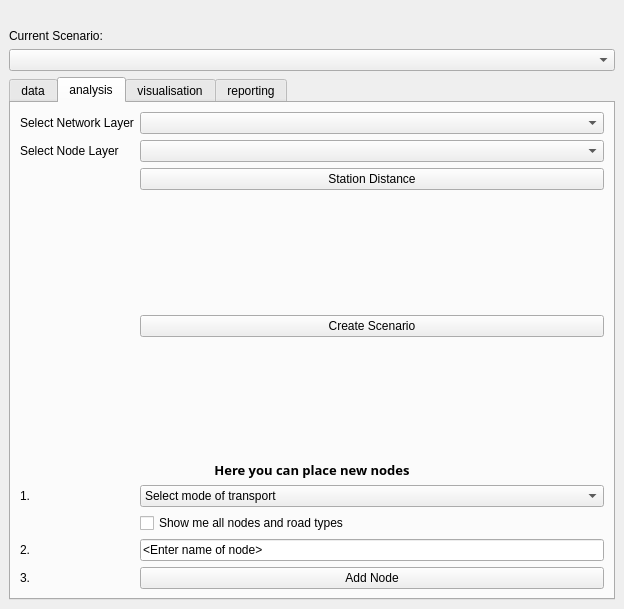
The window that PASCAL2/spatial_decision_dockwidget_base.ui (SimonGriffioen/GEO1005) describes before a commit, drawn with Qt 5.
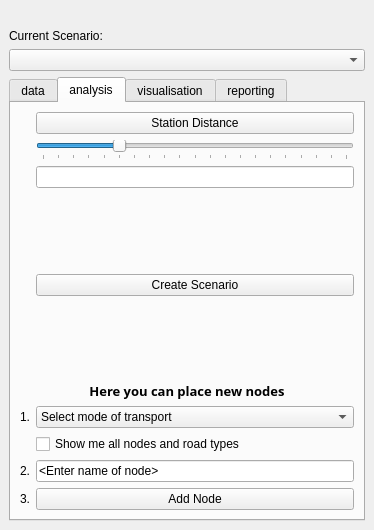
The same window after the commit. Icons and pictures are not drawn.

Commit message: slider distance to station

What changed in the file:
```diff
--- a/PASCAL2/spatial_decision_dockwidget_base.ui
+++ b/PASCAL2/spatial_decision_dockwidget_base.ui
@@ -6,8 +6,8 @@
    <rect>
     <x>0</x>
     <y>0</y>
-    <width>624</width>
-    <height>609</height>
+    <width>374</width>
+    <height>530</height>
    </rect>
   </property>
   <property name="windowTitle">
@@ -15,7 +15,14 @@
   </property>
   <widget class="QWidget" name="dockWidgetContents">
    <layout class="QGridLayout" name="gridLayout">
-    <item row="8" column="1">
+    <item row="3" column="1">
+     <widget class="QLabel" name="label_2">
+      <property name="text">
+       <string>Current Scenario:</string>
+      </property>
+     </widget>
+    </item>
+    <item row="10" column="1">
      <widget class="QTabWidget" name="sampleWidgets">
       <property name="currentIndex">
        <number>1</number>
@@ -24,7 +31,23 @@
        <attribute name="title">
         <string>data</string>
        </attribute>
-       <layout class="QVBoxLayout" name="verticalLayout_2" stretch="0">
+       <layout class="QVBoxLayout" name="verticalLayout_2" stretch="0,0,0">
+        <item>
+         <widget class="QComboBox" name="selectNetworkCombo">
+          <property name="mouseTracking">
+           <bool>false</bool>
+          </property>
+          <property name="acceptDrops">
+           <bool>false</bool>
+          </property>
+          <property name="editable">
+           <bool>false</bool>
+          </property>
+         </widget>
+        </item>
+        <item>
+         <widget class="QComboBox" name="selectNodeCombo"/>
+        </item>
         <item>
          <widget class="QPushButton" name="loadAmsterdamNoordButton">
           <property name="text">
@@ -42,20 +65,7 @@
         <property name="fieldGrowthPolicy">
          <enum>QFormLayout::AllNonFixedFieldsGrow</enum>
         </property>
-        <item row="1" column="1">
-         <widget class="QComboBox" name="selectNetworkCombo"/>
-        </item>
-        <item row="2" column="0">
-         <widget class="QLabel" name="label_4">
-          <property name="text">
-           <string>Select Node Layer</string>
-          </property>
-         </widget>
-        </item>
         <item row="2" column="1">
-         <widget class="QComboBox" name="selectNodeCombo"/>
-        </item>
-        <item row="4" column="1">
          <widget class="QPushButton" name="stationDistanceButton">
           <property name="text">
            <string>Station Distance</string>
@@ -195,13 +205,34 @@
           </property>
          </widget>
         </item>
-        <item row="1" column="0">
-         <widget class="QLabel" name="label_3">
-          <property name="text">
-           <string>Select Network Layer</string>
+        <item row="3" column="1">
+         <widget class="QSlider" name="stationDistanceSlider">
+          <property name="maximum">
+           <number>2000</number>
+          </property>
+          <property name="value">
+           <number>500</number>
+          </property>
+          <property name="orientation">
+           <enum>Qt::Horizontal</enum>
+          </property>
+          <property name="invertedAppearance">
+           <bool>false</bool>
+          </property>
+          <property name="invertedControls">
+           <bool>false</bool>
+          </property>
+          <property name="tickPosition">
+           <enum>QSlider::TicksBelow</enum>
+          </property>
+          <property name="tickInterval">
+           <number>100</number>
           </property>
          </widget>
         </item>
+        <item row="4" column="1">
+         <widget class="QLineEdit" name="sliderValue"/>
+        </item>
        </layout>
       </widget>
       <widget class="QWidget" name="tab">
@@ -237,7 +268,7 @@
       </widget>
      </widget>
     </item>
-    <item row="0" column="1">
+    <item row="1" column="1">
      <widget class="QLabel" name="label">
       <property name="text">
        <string/>
@@ -247,14 +278,7 @@
       </property>
      </widget>
     </item>
-    <item row="1" column="1">
-     <widget class="QLabel" name="label_2">
-      <property name="text">
-       <string>Current Scenario:</string>
-      </property>
-     </widget>
-    </item>
-    <item row="2" column="1">
+    <item row="4" column="1">
      <widget class="QComboBox" name="scenarioCombo"/>
     </item>
    </layout>
```
Left out of the diff: 3 changed lines with no effect on the pictures. The commit also changes 1 other file.
